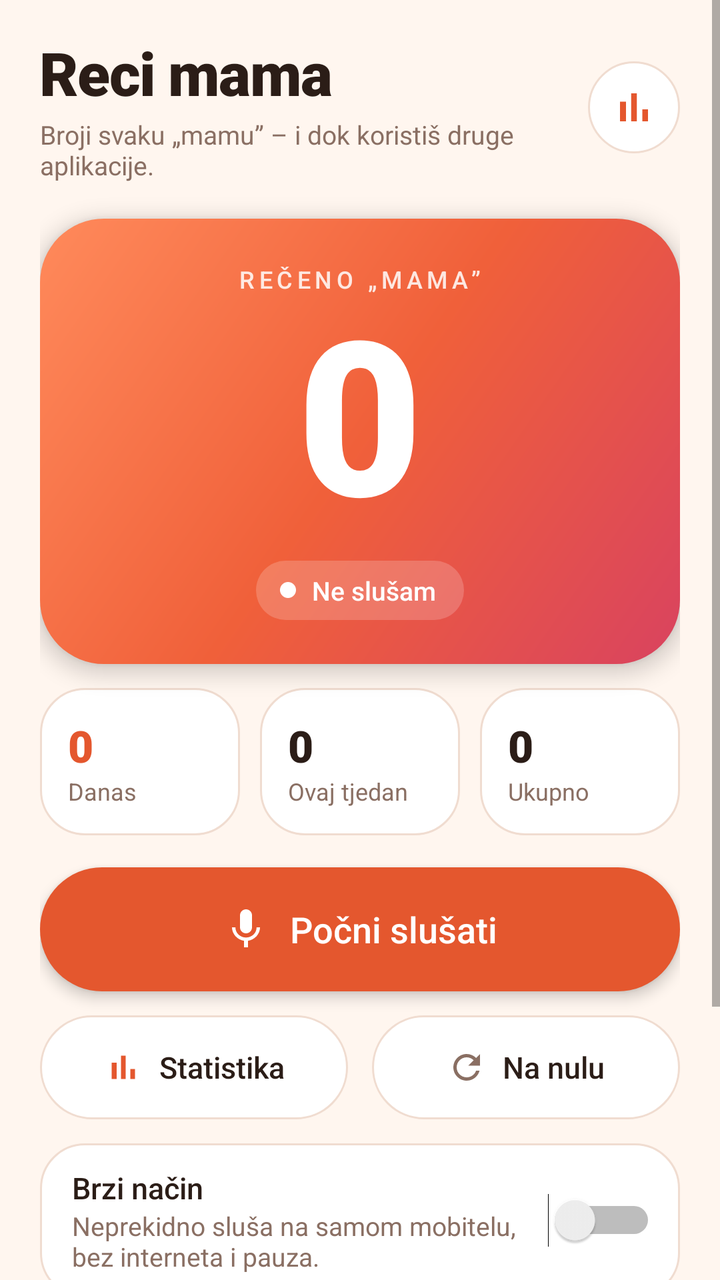
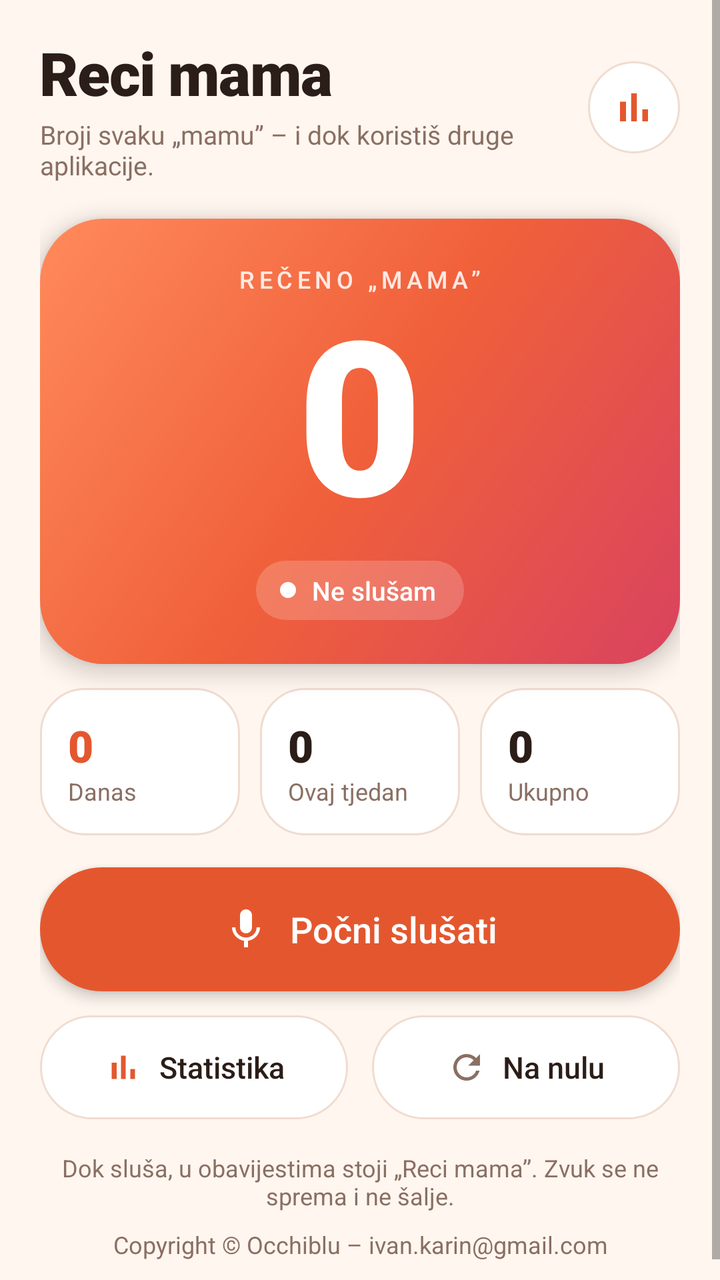

Screens rendered from an Android XML layout before and after an edit, with the pre-edit source and the edit as a unified diff.
<!-- AndroidManifest.xml: application theme AppTheme -->
<!-- res/layout/activity_main.xml -->
<?xml version="1.0" encoding="utf-8"?>
<ScrollView xmlns:android="http://schemas.android.com/apk/res/android"
    android:layout_width="match_parent"
    android:layout_height="match_parent"
    android:background="@color/bg"
    android:fillViewport="true">

    <LinearLayout
        android:layout_width="match_parent"
        android:layout_height="wrap_content"
        android:orientation="vertical"
        android:paddingStart="20dp"
        android:paddingTop="16dp"
        android:paddingEnd="20dp"
        android:paddingBottom="20dp">

        
        <LinearLayout
            android:layout_width="match_parent"
            android:layout_height="wrap_content"
            android:gravity="center_vertical"
            android:orientation="horizontal">

            <LinearLayout
                android:layout_width="0dp"
                android:layout_height="wrap_content"
                android:layout_weight="1"
                android:orientation="vertical">

                <TextView
                    android:layout_width="wrap_content"
                    android:layout_height="wrap_content"
                    android:fontFamily="sans-serif-black"
                    android:letterSpacing="-0.02"
                    android:text="Reci mama"
                    android:textColor="@color/ink"
                    android:textSize="30sp" />

                <TextView
                    android:layout_width="wrap_content"
                    android:layout_height="wrap_content"
                    android:layout_marginTop="2dp"
                    android:text="Broji svaku „mamu” – i dok koristiš druge aplikacije."
                    android:textColor="@color/muted"
                    android:textSize="13sp" />
            </LinearLayout>

            <ImageButton
                android:id="@+id/stats_icon"
                android:layout_width="46dp"
                android:layout_height="46dp"
                android:layout_marginStart="12dp"
                android:background="@drawable/circle_ghost"
                android:contentDescription="Statistika"
                android:padding="11dp"
                android:scaleType="fitCenter"
                android:src="@drawable/ic_chart"
                android:tint="@color/accent" />
        </LinearLayout>

        
        <LinearLayout
            android:layout_width="match_parent"
            android:layout_height="wrap_content"
            android:layout_marginTop="18dp"
            android:background="@drawable/hero_bg"
            android:elevation="6dp"
            android:gravity="center_horizontal"
            android:orientation="vertical"
            android:paddingStart="24dp"
            android:paddingTop="22dp"
            android:paddingEnd="24dp"
            android:paddingBottom="22dp">

            <TextView
                android:layout_width="wrap_content"
                android:layout_height="wrap_content"
                android:alpha="0.85"
                android:fontFamily="sans-serif-medium"
                android:letterSpacing="0.18"
                android:text="REČENO „MAMA”"
                android:textColor="#FFFFFF"
                android:textSize="12sp" />

            <TextView
                android:id="@+id/count"
                android:layout_width="wrap_content"
                android:layout_height="wrap_content"
                android:fontFamily="sans-serif-black"
                android:includeFontPadding="false"
                android:text="0"
                android:textColor="#FFFFFF"
                android:textSize="108sp" />

            <LinearLayout
                android:layout_width="wrap_content"
                android:layout_height="wrap_content"
                android:layout_marginTop="6dp"
                android:background="@drawable/chip_bg"
                android:gravity="center_vertical"
                android:orientation="horizontal"
                android:paddingStart="12dp"
                android:paddingTop="6dp"
                android:paddingEnd="14dp"
                android:paddingBottom="6dp">

                <View
                    android:id="@+id/status_dot"
                    android:layout_width="8dp"
                    android:layout_height="8dp"
                    android:background="@drawable/dot_white" />

                <TextView
                    android:id="@+id/status"
                    android:layout_width="wrap_content"
                    android:layout_height="wrap_content"
                    android:layout_marginStart="8dp"
                    android:fontFamily="sans-serif-medium"
                    android:text="Ne slušam"
                    android:textColor="#FFFFFF"
                    android:textSize="13sp" />
            </LinearLayout>
        </LinearLayout>

        
        <LinearLayout
            android:id="@+id/mini_stats"
            android:layout_width="match_parent"
            android:layout_height="wrap_content"
            android:layout_marginTop="12dp"
            android:orientation="horizontal">

            <LinearLayout
                android:id="@+id/mini_today"
                android:layout_width="0dp"
                android:layout_height="wrap_content"
                android:layout_weight="1"
                android:background="@drawable/card_click"
                android:clickable="true"
                android:focusable="true"
                android:orientation="vertical"
                android:padding="14dp">

                <TextView
                    android:id="@+id/today_count"
                    android:layout_width="wrap_content"
                    android:layout_height="wrap_content"
                    android:fontFamily="sans-serif-black"
                    android:text="0"
                    android:textColor="@color/accent"
                    android:textSize="22sp" />

                <TextView
                    android:layout_width="wrap_content"
                    android:layout_height="wrap_content"
                    android:text="Danas"
                    android:textColor="@color/muted"
                    android:textSize="12sp" />
            </LinearLayout>

            <LinearLayout
                android:id="@+id/mini_week"
                android:layout_width="0dp"
                android:layout_height="wrap_content"
                android:layout_marginStart="10dp"
                android:layout_weight="1"
                android:background="@drawable/card_click"
                android:clickable="true"
                android:focusable="true"
                android:orientation="vertical"
                android:padding="14dp">

                <TextView
                    android:id="@+id/week_count"
                    android:layout_width="wrap_content"
                    android:layout_height="wrap_content"
                    android:fontFamily="sans-serif-black"
                    android:text="0"
                    android:textColor="@color/ink"
                    android:textSize="22sp" />

                <TextView
                    android:layout_width="wrap_content"
                    android:layout_height="wrap_content"
                    android:text="Ovaj tjedan"
                    android:textColor="@color/muted"
                    android:textSize="12sp" />
            </LinearLayout>

            <LinearLayout
                android:id="@+id/mini_total"
                android:layout_width="0dp"
                android:layout_height="wrap_content"
                android:layout_marginStart="10dp"
                android:layout_weight="1"
                android:background="@drawable/card_click"
                android:clickable="true"
                android:focusable="true"
                android:orientation="vertical"
                android:padding="14dp">

                <TextView
                    android:id="@+id/total_count"
                    android:layout_width="wrap_content"
                    android:layout_height="wrap_content"
                    android:fontFamily="sans-serif-black"
                    android:text="0"
                    android:textColor="@color/ink"
                    android:textSize="22sp" />

                <TextView
                    android:layout_width="wrap_content"
                    android:layout_height="wrap_content"
                    android:text="Ukupno"
                    android:textColor="@color/muted"
                    android:textSize="12sp" />
            </LinearLayout>
        </LinearLayout>

        
        <LinearLayout
            android:id="@+id/toggle"
            android:layout_width="match_parent"
            android:layout_height="62dp"
            android:layout_marginTop="16dp"
            android:background="@drawable/btn_accent"
            android:clickable="true"
            android:elevation="4dp"
            android:focusable="true"
            android:gravity="center"
            android:orientation="horizontal">

            <ImageView
                android:id="@+id/toggle_icon"
                android:layout_width="24dp"
                android:layout_height="24dp"
                android:importantForAccessibility="no"
                android:src="@drawable/ic_mic" />

            <TextView
                android:id="@+id/toggle_text"
                android:layout_width="wrap_content"
                android:layout_height="wrap_content"
                android:layout_marginStart="10dp"
                android:fontFamily="sans-serif-medium"
                android:text="Počni slušati"
                android:textColor="#FFFFFF"
                android:textSize="18sp" />
        </LinearLayout>

        
        <LinearLayout
            android:layout_width="match_parent"
            android:layout_height="wrap_content"
            android:layout_marginTop="12dp"
            android:orientation="horizontal">

            <LinearLayout
                android:id="@+id/stats"
                android:layout_width="0dp"
                android:layout_height="52dp"
                android:layout_weight="1"
                android:background="@drawable/btn_ghost"
                android:clickable="true"
                android:focusable="true"
                android:gravity="center"
                android:orientation="horizontal">

                <ImageView
                    android:layout_width="20dp"
                    android:layout_height="20dp"
                    android:importantForAccessibility="no"
                    android:src="@drawable/ic_chart"
                    android:tint="@color/accent" />

                <TextView
                    android:layout_width="wrap_content"
                    android:layout_height="wrap_content"
                    android:layout_marginStart="8dp"
                    android:fontFamily="sans-serif-medium"
                    android:text="Statistika"
                    android:textColor="@color/ink"
                    android:textSize="15sp" />
            </LinearLayout>

            <LinearLayout
                android:id="@+id/reset"
                android:layout_width="0dp"
                android:layout_height="52dp"
                android:layout_marginStart="12dp"
                android:layout_weight="1"
                android:background="@drawable/btn_ghost"
                android:clickable="true"
                android:focusable="true"
                android:gravity="center"
                android:orientation="horizontal">

                <ImageView
                    android:layout_width="20dp"
                    android:layout_height="20dp"
                    android:importantForAccessibility="no"
                    android:src="@drawable/ic_reset"
                    android:tint="@color/muted" />

                <TextView
                    android:layout_width="wrap_content"
                    android:layout_height="wrap_content"
                    android:layout_marginStart="8dp"
                    android:fontFamily="sans-serif-medium"
                    android:text="Na nulu"
                    android:textColor="@color/ink"
                    android:textSize="15sp" />
            </LinearLayout>
        </LinearLayout>

        
        <LinearLayout
            android:layout_width="match_parent"
            android:layout_height="wrap_content"
            android:layout_marginTop="12dp"
            android:background="@drawable/card"
            android:gravity="center_vertical"
            android:orientation="horizontal"
            android:paddingStart="16dp"
            android:paddingTop="12dp"
            android:paddingEnd="12dp"
            android:paddingBottom="12dp">

            <LinearLayout
                android:layout_width="0dp"
                android:layout_height="wrap_content"
                android:layout_weight="1"
                android:orientation="vertical">

                <TextView
                    android:layout_width="wrap_content"
                    android:layout_height="wrap_content"
                    android:fontFamily="sans-serif-medium"
                    android:text="Brzi način"
                    android:textColor="@color/ink"
                    android:textSize="15sp" />

                <TextView
                    android:id="@+id/fast_sub"
                    android:layout_width="wrap_content"
                    android:layout_height="wrap_content"
                    android:text="Neprekidno sluša na samom mobitelu, bez interneta i pauza."
                    android:textColor="@color/muted"
                    android:textSize="13sp" />
            </LinearLayout>

            <Switch
                android:id="@+id/fast"
                android:layout_width="wrap_content"
                android:layout_height="wrap_content" />
        </LinearLayout>

        
        <LinearLayout
            android:id="@+id/forms_card"
            android:layout_width="match_parent"
            android:layout_height="wrap_content"
            android:layout_marginTop="12dp"
            android:background="@drawable/card"
            android:gravity="center_vertical"
            android:orientation="horizontal"
            android:paddingStart="16dp"
            android:paddingTop="12dp"
            android:paddingEnd="12dp"
            android:paddingBottom="12dp">

            <LinearLayout
                android:layout_width="0dp"
                android:layout_height="wrap_content"
                android:layout_weight="1"
                android:orientation="vertical">

                <TextView
                    android:layout_width="wrap_content"
                    android:layout_height="wrap_content"
                    android:fontFamily="sans-serif-medium"
                    android:text="Broji i padeže"
                    android:textColor="@color/ink"
                    android:textSize="15sp" />

                <TextView
                    android:id="@+id/forms_sub"
                    android:layout_width="wrap_content"
                    android:layout_height="wrap_content"
                    android:text="mame, mami, mamu, mamo, mamom…"
                    android:textColor="@color/muted"
                    android:textSize="13sp" />
            </LinearLayout>

            <Switch
                android:id="@+id/forms"
                android:layout_width="wrap_content"
                android:layout_height="wrap_content" />
        </LinearLayout>

        <Button
            android:id="@+id/battery"
            android:layout_width="match_parent"
            android:layout_height="wrap_content"
            android:layout_marginTop="16dp"
            android:background="@drawable/btn_ghost"
            android:minHeight="48dp"
            android:padding="12dp"
            android:stateListAnimator="@null"
            android:text="Dopusti rad u pozadini (isključi štednju baterije)"
            android:textAllCaps="false"
            android:textColor="@color/accent"
            android:visibility="gone" />

        <TextView
            android:layout_width="match_parent"
            android:layout_height="wrap_content"
            android:layout_marginTop="16dp"
            android:gravity="center"
            android:text="Dok sluša, u obavijestima stoji „Reci mama”. Zvuk se ne sprema i ne šalje."
            android:textColor="@color/muted"
            android:textSize="12sp" />

        <TextView
            android:id="@+id/copyright"
            android:layout_width="match_parent"
            android:layout_height="wrap_content"
            android:layout_marginTop="8dp"
            android:gravity="center"
            android:text="Copyright © Occhiblu – ivan.karin@gmail.com"
            android:textColor="@color/muted"
            android:textSize="12sp" />
    </LinearLayout>
</ScrollView>
<!-- resources referenced by this layout -->
<resources>
  <color name="accent">#E4572E</color>
  <color name="bg">#FFF6EF</color>
  <color name="ink">#2B1D17</color>
  <color name="muted">#8A6F63</color>
  <!-- drawable btn_accent (drawable) -->
  <?xml version="1.0" encoding="utf-8"?>
  <ripple xmlns:android="http://schemas.android.com/apk/res/android" android:color="#33FFFFFF">
      <item>
          <shape android:shape="rectangle">
              <solid android:color="@color/accent" />
              <corners android:radius="32dp" />
          </shape>
      </item>
  </ripple>
  <!-- drawable btn_ghost (drawable) -->
  <?xml version="1.0" encoding="utf-8"?>
  <ripple xmlns:android="http://schemas.android.com/apk/res/android" android:color="#22E4572E">
      <item>
          <shape android:shape="rectangle">
              <solid android:color="@color/card" />
              <stroke android:width="1dp" android:color="@color/line" />
              <corners android:radius="32dp" />
          </shape>
      </item>
  </ripple>
  <!-- drawable card (drawable) -->
  <?xml version="1.0" encoding="utf-8"?>
  <shape xmlns:android="http://schemas.android.com/apk/res/android" android:shape="rectangle">
      <solid android:color="@color/card" />
      <stroke android:width="1dp" android:color="@color/line" />
      <corners android:radius="22dp" />
  </shape>
  <!-- drawable card_click (drawable) -->
  <?xml version="1.0" encoding="utf-8"?>
  <ripple xmlns:android="http://schemas.android.com/apk/res/android" android:color="#22E4572E">
      <item android:drawable="@drawable/card" />
  </ripple>
  <!-- drawable chip_bg (drawable) -->
  <?xml version="1.0" encoding="utf-8"?>
  <shape xmlns:android="http://schemas.android.com/apk/res/android" android:shape="rectangle">
      <solid android:color="#30FFFFFF" />
      <corners android:radius="100dp" />
  </shape>
  <!-- drawable circle_ghost (drawable) -->
  <?xml version="1.0" encoding="utf-8"?>
  <ripple xmlns:android="http://schemas.android.com/apk/res/android" android:color="#22E4572E">
      <item>
          <shape android:shape="oval">
              <solid android:color="@color/card" />
              <stroke android:width="1dp" android:color="@color/line" />
          </shape>
      </item>
  </ripple>
  <!-- drawable dot_white (drawable) -->
  <?xml version="1.0" encoding="utf-8"?>
  <shape xmlns:android="http://schemas.android.com/apk/res/android" android:shape="oval">
      <solid android:color="#FFFFFFFF" />
  </shape>
  <!-- drawable hero_bg (drawable) -->
  <?xml version="1.0" encoding="utf-8"?>
  <shape xmlns:android="http://schemas.android.com/apk/res/android" android:shape="rectangle">
      <gradient android:angle="315" android:startColor="#FF8A5B" android:centerColor="#F0603A" android:endColor="#D9435F" android:type="linear" />
      <corners android:radius="32dp" />
  </shape>
  <!-- drawable ic_chart (drawable) -->
  <?xml version="1.0" encoding="utf-8"?>
  <vector xmlns:android="http://schemas.android.com/apk/res/android"
      android:width="24dp" android:height="24dp" android:viewportWidth="24" android:viewportHeight="24">
      <path android:fillColor="#FFFFFFFF" android:pathData="M5,9.2h3V19H5V9.2zM10.6,5h2.8v14h-2.8V5zM16.2,13H19v6h-2.8V13z" />
  </vector>
  <style name="AppTheme" parent="android:Theme.Material.Light.NoActionBar">
          <item name="android:colorPrimary">@color/accent</item>
          <item name="android:colorPrimaryDark">@color/bg</item>
          <item name="android:colorAccent">@color/accent</item>
          <item name="android:windowBackground">@color/bg</item>
          <item name="android:statusBarColor">@color/bg</item>
          <item name="android:navigationBarColor">@color/bg</item>
          <item name="android:windowLightStatusBar">true</item>
      </style>
  <color name="card">#FFFFFF</color>
  <color name="line">#F0DCD0</color>
  <!-- unchanged entries left out for length: 2 -->
</resources>

<!-- the commit's change to res/layout/activity_main.xml (unified diff, before → after) -->
@@ -313,91 +313,6 @@
             </LinearLayout>
         </LinearLayout>
 
-        
-        <LinearLayout
-            android:layout_width="match_parent"
-            android:layout_height="wrap_content"
-            android:layout_marginTop="12dp"
-            android:background="@drawable/card"
-            android:gravity="center_vertical"
-            android:orientation="horizontal"
-            android:paddingStart="16dp"
-            android:paddingTop="12dp"
-            android:paddingEnd="12dp"
-            android:paddingBottom="12dp">
-
-            <LinearLayout
-                android:layout_width="0dp"
-                android:layout_height="wrap_content"
-                android:layout_weight="1"
-                android:orientation="vertical">
-
-                <TextView
-                    android:layout_width="wrap_content"
-                    android:layout_height="wrap_content"
-                    android:fontFamily="sans-serif-medium"
-                    android:text="Brzi način"
-                    android:textColor="@color/ink"
-                    android:textSize="15sp" />
-
-                <TextView
-                    android:id="@+id/fast_sub"
-                    android:layout_width="wrap_content"
-                    android:layout_height="wrap_content"
-                    android:text="Neprekidno sluša na samom mobitelu, bez interneta i pauza."
-                    android:textColor="@color/muted"
-                    android:textSize="13sp" />
-            </LinearLayout>
-
-            <Switch
-                android:id="@+id/fast"
-                android:layout_width="wrap_content"
-                android:layout_height="wrap_content" />
-        </LinearLayout>
-
-        
-        <LinearLayout
-            android:id="@+id/forms_card"
-            android:layout_width="match_parent"
-            android:layout_height="wrap_content"
-            android:layout_marginTop="12dp"
-            android:background="@drawable/card"
-            android:gravity="center_vertical"
-            android:orientation="horizontal"
-            android:paddingStart="16dp"
-            android:paddingTop="12dp"
-            android:paddingEnd="12dp"
-            android:paddingBottom="12dp">
-
-            <LinearLayout
-                android:layout_width="0dp"
-                android:layout_height="wrap_content"
-                android:layout_weight="1"
-                android:orientation="vertical">
-
-                <TextView
-                    android:layout_width="wrap_content"
-                    android:layout_height="wrap_content"
-                    android:fontFamily="sans-serif-medium"
-                    android:text="Broji i padeže"
-                    android:textColor="@color/ink"
-                    android:textSize="15sp" />
-
-                <TextView
-                    android:id="@+id/forms_sub"
-                    android:layout_width="wrap_content"
-                    android:layout_height="wrap_content"
-                    android:text="mame, mami, mamu, mamo, mamom…"
-                    android:textColor="@color/muted"
-                    android:textSize="13sp" />
-            </LinearLayout>
-
-            <Switch
-                android:id="@+id/forms"
-                android:layout_width="wrap_content"
-                android:layout_height="wrap_content" />
-        </LinearLayout>
-
         <Button
             android:id="@+id/battery"
             android:layout_width="match_parent"
